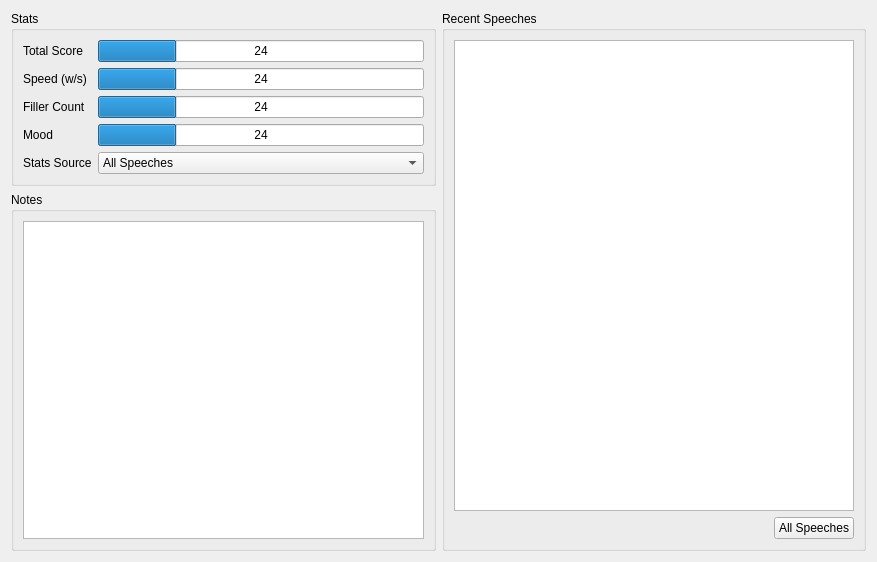
Qt form src/pages/dashboard.ui (Icosahunter/speechy-keen) before a commit.
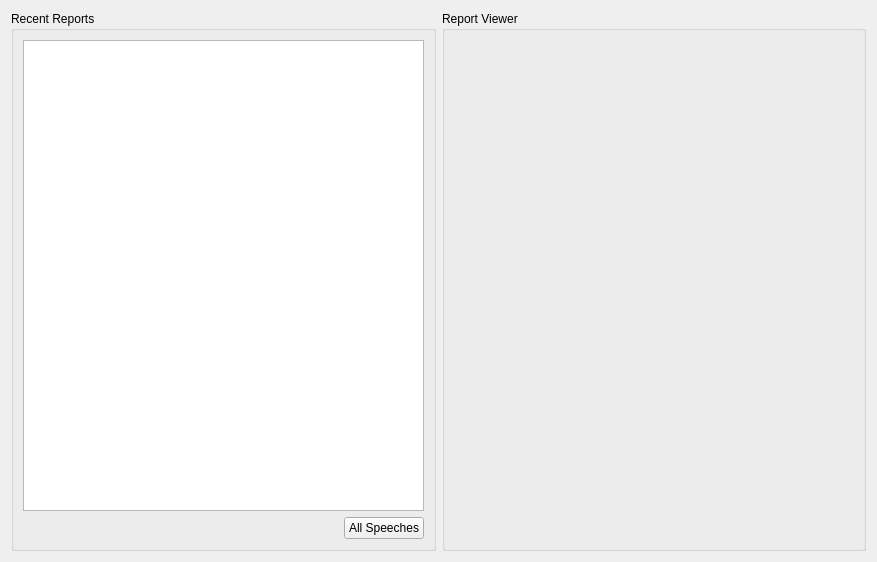
The same form after that commit.

Commit message: removed unfinished content and subsituted stats box with a report viewer

Diff of the .ui file:
```diff
--- a/src/pages/dashboard.ui
+++ b/src/pages/dashboard.ui
@@ -13,152 +13,17 @@
   <property name="windowTitle">
    <string>Form</string>
   </property>
-  <layout class="QGridLayout" name="gridLayout">
-   <item row="0" column="0">
-    <widget class="QGroupBox" name="statsGroupBox">
-     <property name="title">
-      <string>Stats</string>
-     </property>
-     <layout class="QGridLayout" name="gridLayout_3">
-      <item row="0" column="0">
-       <layout class="QFormLayout" name="statsForm">
-        <item row="0" column="0">
-         <widget class="QLabel" name="totalScoreLabel">
-          <property name="text">
-           <string>Total Score</string>
-          </property>
-         </widget>
-        </item>
-        <item row="0" column="1">
-         <widget class="QProgressBar" name="totalScoreProgressBar">
-          <property name="value">
-           <number>24</number>
-          </property>
-          <property name="format">
-           <string>%v</string>
-          </property>
-         </widget>
-        </item>
-        <item row="1" column="0">
-         <widget class="QLabel" name="speedLabel">
-          <property name="text">
-           <string>Speed (w/s)</string>
-          </property>
-         </widget>
-        </item>
-        <item row="1" column="1">
-         <widget class="QProgressBar" name="speedProgressBar">
-          <property name="value">
-           <number>24</number>
-          </property>
-          <property name="format">
-           <string>%v</string>
-          </property>
-         </widget>
-        </item>
-        <item row="2" column="0">
-         <widget class="QLabel" name="fillerCountLabel">
-          <property name="text">
-           <string>Filler Count</string>
-          </property>
-         </widget>
-        </item>
-        <item row="2" column="1">
-         <widget class="QProgressBar" name="fillerProgressBar">
-          <property name="value">
-           <number>24</number>
-          </property>
-          <property name="format">
-           <string>%v</string>
-          </property>
-         </widget>
-        </item>
-        <item row="3" column="0">
-         <widget class="QLabel" name="moodLabel">
-          <property name="text">
-           <string>Mood</string>
-          </property>
-         </widget>
-        </item>
-        <item row="3" column="1">
-         <widget class="QProgressBar" name="moodProgressBar">
-          <property name="value">
-           <number>24</number>
-          </property>
-          <property name="format">
-           <string>%v</string>
-          </property>
-         </widget>
-        </item>
-        <item row="4" column="0">
-         <widget class="QLabel" name="statsSourceLabel">
-          <property name="text">
-           <string>Stats Source</string>
-          </property>
-         </widget>
-        </item>
-        <item row="4" column="1">
-         <widget class="QComboBox" name="statsSourceComboBox">
-          <property name="sizePolicy">
-           <sizepolicy hsizetype="Preferred" vsizetype="Fixed">
-            <horstretch>0</horstretch>
-            <verstretch>0</verstretch>
-           </sizepolicy>
-          </property>
-          <item>
-           <property name="text">
-            <string>All Speeches</string>
-           </property>
-          </item>
-          <item>
-           <property name="text">
-            <string>Last 3 Speeches</string>
-           </property>
-          </item>
-          <item>
-           <property name="text">
-            <string>Latest Speech</string>
-           </property>
-          </item>
-          <item>
-           <property name="text">
-            <string>Selected Speech</string>
-           </property>
-          </item>
-          <item>
-           <property name="text">
-            <string>Opened Speech</string>
-           </property>
-          </item>
-         </widget>
-        </item>
-       </layout>
-      </item>
-     </layout>
-    </widget>
-   </item>
-   <item row="1" column="0">
-    <widget class="QGroupBox" name="notesGroupBox">
-     <property name="sizePolicy">
-      <sizepolicy hsizetype="Preferred" vsizetype="Expanding">
-       <horstretch>0</horstretch>
-       <verstretch>0</verstretch>
-      </sizepolicy>
-     </property>
-     <property name="title">
-      <string>Notes</string>
-     </property>
-     <layout class="QGridLayout" name="gridLayout_5">
-      <item row="0" column="0">
-       <widget class="QTextEdit" name="notesTextEdit"/>
-      </item>
-     </layout>
-    </widget>
-   </item>
-   <item row="0" column="1" rowspan="2">
+  <layout class="QHBoxLayout" name="horizontalLayout">
+   <item>
     <widget class="QGroupBox" name="recentSpeechesGroupBox">
+     <property name="sizePolicy">
+      <sizepolicy hsizetype="Expanding" vsizetype="Preferred">
+       <horstretch>0</horstretch>
+       <verstretch>0</verstretch>
+      </sizepolicy>
+     </property>
      <property name="title">
-      <string>Recent Speeches</string>
+      <string>Recent Reports</string>
      </property>
      <layout class="QGridLayout" name="gridLayout_4">
       <item row="0" column="0">
@@ -191,6 +56,24 @@
      </layout>
     </widget>
    </item>
+   <item>
+    <widget class="QGroupBox" name="reportBox">
+     <property name="sizePolicy">
+      <sizepolicy hsizetype="Expanding" vsizetype="Preferred">
+       <horstretch>0</horstretch>
+       <verstretch>0</verstretch>
+      </sizepolicy>
+     </property>
+     <property name="title">
+      <string>Report Viewer</string>
+     </property>
+     <layout class="QGridLayout" name="gridLayout_3">
+      <item row="0" column="0">
+       <layout class="QVBoxLayout" name="reportContainer"/>
+      </item>
+     </layout>
+    </widget>
+   </item>
   </layout>
  </widget>
  <resources>
```
The commit also changes 5 other files.
